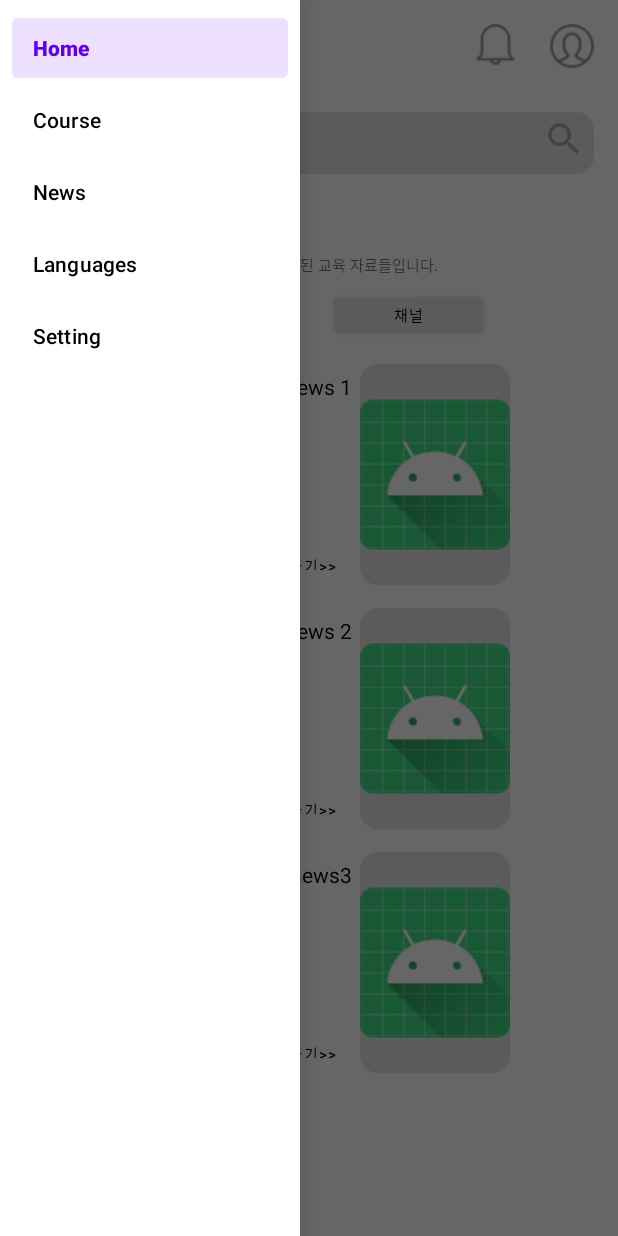
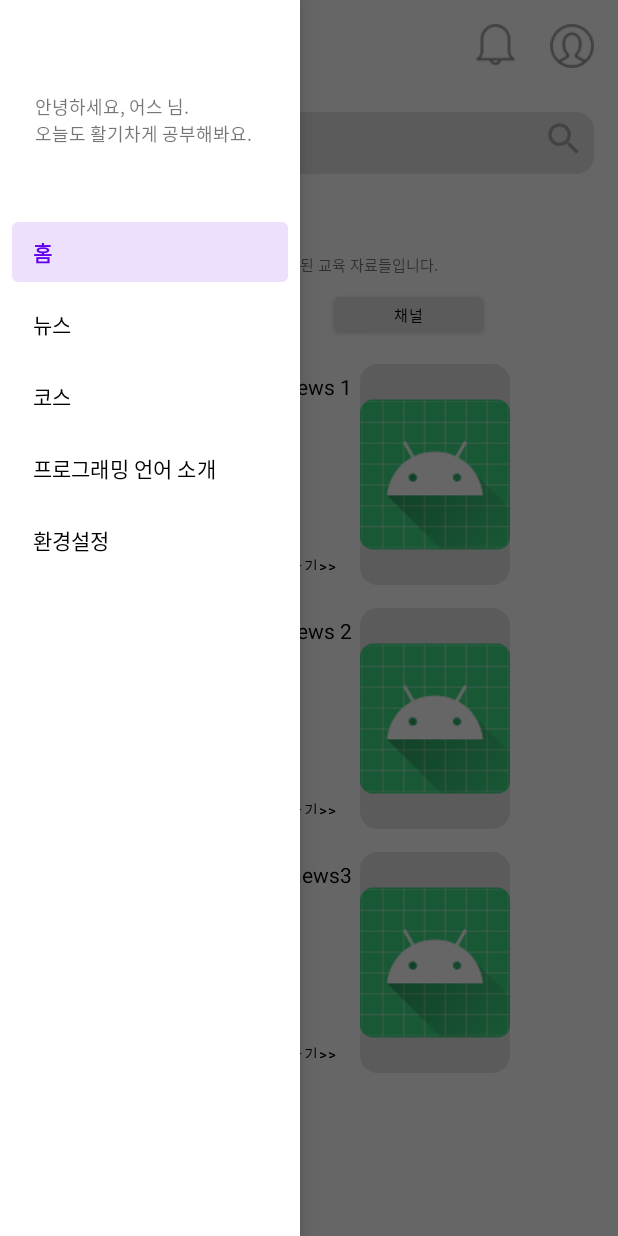
Before and after one commit to Sae-byeol/Daily_Coding, an Android app: the fragment NewsFragment placed in its activity, with the side drawer open, on a phone screen of 412 x 824 dp. Run offline under Robolectric (Android 15) with nearby library versions, the phone set to English and light mode, and no system bars; libraries missing offline, so code that uses them is left out: com.github.mikephil.charting; 86 statements that could not run were skipped.

Commit message:
drawer header

```diff
--- a/app/build.gradle
+++ b/app/build.gradle
@@ -35,6 +35,10 @@ dependencies {
     implementation 'androidx.constraintlayout:constraintlayout:2.0.4'
     implementation 'androidx.legacy:legacy-support-v4:1.0.0'
     implementation 'androidx.recyclerview:recyclerview:1.1.0'
+    implementation 'androidx.navigation:navigation-fragment:2.3.2'
+    implementation 'androidx.navigation:navigation-ui:2.3.2'
+    implementation 'androidx.lifecycle:lifecycle-livedata-ktx:2.2.0'
+    implementation 'androidx.lifecycle:lifecycle-viewmodel-ktx:2.2.0'
     testImplementation 'junit:junit:4.+'
     androidTestImplementation 'androidx.test.ext:junit:1.1.2'
     androidTestImplementation 'androidx.test.espresso:espresso-core:3.3.0'
--- a/app/src/main/AndroidManifest.xml
+++ b/app/src/main/AndroidManifest.xml
@@ -9,7 +9,7 @@
         android:roundIcon="@mipmap/ic_launcher_round"
         android:supportsRtl="true"
         android:theme="@style/Theme.DailyCoding">
-        <activity android:name="com.example.dailycoding.ui.MainActivity">
+        <activity android:name=".ui.MainActivity">
             <intent-filter>
                 <action android:name="android.intent.action.MAIN" />
 
--- a/app/src/main/java/com/example/dailycoding/ui/HomeFragment.java
+++ b/app/src/main/java/com/example/dailycoding/ui/HomeFragment.java
@@ -43,6 +43,10 @@ public class HomeFragment extends Fragment {
     private ArrayList<String> data;
 
     private TextView tv_toplate;
+
+    public static HomeFragment newInstance() {
+        return new HomeFragment();
+    }
 
     @Override
     public View onCreateView(LayoutInflater inflater, ViewGroup container,
--- a/app/src/main/java/com/example/dailycoding/ui/MainActivity.java
+++ b/app/src/main/java/com/example/dailycoding/ui/MainActivity.java
@@ -10,6 +10,7 @@ import androidx.fragment.app.FragmentTransaction;
 
 import android.os.Bundle;
 import android.util.Log;
+import android.view.LayoutInflater;
 import android.view.MenuItem;
 import android.view.View;
 import android.widget.Button;
@@ -24,6 +25,7 @@ public class MainActivity extends AppCompatActivity {
     private ImageButton btnMenu;
     private DrawerLayout drawerLayout;
     private NavigationView navigationView;
+    private View header;
 
     @Override
     protected void onCreate(Bundle savedInstanceState) {
@@ -32,6 +34,7 @@ public class MainActivity extends AppCompatActivity {
 
         init();
         setListener();
+
     }
 
     private void init() {
@@ -39,6 +42,8 @@ public class MainActivity extends AppCompatActivity {
         drawerLayout = findViewById(R.id.main_drawerlayout);
         navigationView = findViewById(R.id.main_navigation);
         navigationView.setItemIconTintList(null);
+        header = LayoutInflater.from(this).inflate(R.layout.navigationview_header, null);
+        navigationView.addHeaderView(header);
 
         FragmentManager fm = getSupportFragmentManager();
         FragmentTransaction fragmentTransaction = fm.beginTransaction();
@@ -69,14 +74,16 @@ public class MainActivity extends AppCompatActivity {
             public boolean onNavigationItemSelected(@NonNull MenuItem item) {
                 switch (item.getItemId()) {
                     case R.id.drawer_home:
-                        Toast.makeText(getApplicationContext(), "test", Toast.LENGTH_SHORT).show();
-                        break;
-
-                    case R.id.drawer_news:
-                        replaceFragment(NewsFragment.newInstance());
+                        replaceFragment(HomeFragment.newInstance());
+                        drawerLayout.closeDrawer(GravityCompat.START);
                         break;
                     case R.id.drawer_course:
                         replaceFragment(CourseFragment.newInstance());
+                        drawerLayout.closeDrawer(GravityCompat.START);
+                        break;
+                    case R.id.drawer_news:
+                        replaceFragment(NewsFragment.newInstance());
+                        drawerLayout.closeDrawer(GravityCompat.START);
                         break;
                 }
                 return false;
--- a/app/src/main/res/layout/navigationview.xml
+++ b/app/src/main/res/layout/navigationview.xml
@@ -2,14 +2,14 @@
 <androidx.drawerlayout.widget.DrawerLayout
     android:id="@+id/drawerLayout"
     xmlns:android="http://schemas.android.com/apk/res/android"
-    android:layout_width="match_parent"
+    android:layout_width="200dp"
     android:layout_height="match_parent"
     xmlns:app="http://schemas.android.com/apk/res-auto">
 
     <com.google.android.material.navigation.NavigationView
         android:id="@+id/navView"
         android:layout_gravity="start"
-        android:layout_width="wrap_content"
+        android:layout_width="200dp"
         android:layout_height="match_parent"
         app:menu="@menu/navigation_drawer"/>
 
--- /dev/null
+++ b/app/src/main/res/layout/navigationview_header.xml
@@ -0,0 +1,34 @@
+<?xml version="1.0" encoding="utf-8"?>
+<androidx.constraintlayout.widget.ConstraintLayout
+    xmlns:android="http://schemas.android.com/apk/res/android"
+    xmlns:app="http://schemas.android.com/apk/res-auto"
+    xmlns:tools="http://schemas.android.com/tools"
+    android:layout_width="match_parent"
+    android:layout_height="150dp">
+
+    <TextView
+        android:id="@+id/nav_header_textview1"
+        android:layout_width="wrap_content"
+        android:layout_height="wrap_content"
+        android:layout_marginStart="23dp"
+        android:fontFamily="@font/robotoregular"
+        android:text="@string/greeting01"
+        android:textFontWeight="500"
+        android:textSize="12sp"
+        app:layout_constraintBottom_toTopOf="@+id/nav_header_textview2"
+        app:layout_constraintStart_toStartOf="parent" />
+
+    <TextView
+        android:id="@+id/nav_header_textview2"
+        android:layout_width="wrap_content"
+        android:layout_height="wrap_content"
+        android:layout_marginTop="80dp"
+        android:layout_marginBottom="38dp"
+        android:fontFamily="@font/robotoregular"
+        android:text="@string/greeting02"
+        android:textFontWeight="500"
+        android:textSize="12sp"
+        app:layout_constraintBottom_toBottomOf="parent"
+        app:layout_constraintStart_toStartOf="@+id/nav_header_textview1"
+        app:layout_constraintTop_toTopOf="parent" />
+</androidx.constraintlayout.widget.ConstraintLayout>
--- a/app/src/main/res/layout/spinner_item.xml
+++ b/app/src/main/res/layout/spinner_item.xml
@@ -24,7 +24,7 @@
     </LinearLayout>
 
     <ImageView
-        android:src="@drawable/arrow_down"
+        android:src="@drawable/ic_down_arrow"
         android:layout_marginStart="5dp"
         android:scaleType="centerInside"
         android:layout_width="12dp"
--- a/app/src/main/res/menu/navigation_drawer.xml
+++ b/app/src/main/res/menu/navigation_drawer.xml
@@ -9,10 +9,10 @@
             android:title="@string/home"
             android:checked="true" />
         <item
-            android:id="@+id/drawer_course"
+            android:id="@+id/drawer_news"
             android:title="@string/course" />
         <item
-            android:id="@+id/drawer_news"
+            android:id="@+id/drawer_course"
             android:title="@string/news" />
         <item
             android:id="@+id/drawer_languages"
--- a/app/src/main/res/values/strings.xml
+++ b/app/src/main/res/values/strings.xml
@@ -11,11 +11,14 @@
     <string name="hottest">실시간 인기글</string>
 
     <!-- Navigation Drawer -->
-    <string name="home">Home</string>
-    <string name="course">Course</string>
-    <string name="news">News</string>
-    <string name="languages">Languages</string>
-    <string name="setting">Setting</string>
+    <string name="home">홈</string>
+    <string name="course">뉴스</string>
+    <string name="news">코스</string>
+    <string name="languages">프로그래밍 언어 소개</string>
+    <string name="setting">환경설정</string>
+    <string name="greeting01">안녕하세요, 어스 님.</string>
+    <string name="greeting02">오늘도 활기차게 공부해봐요.</string>
+
     <!-- TODO: Remove or change this placeholder text -->
     <string name="hello_blank_fragment">Hello blank fragment</string>
     <string name="search">검색어를 입력하세요</string>
@@ -27,4 +30,15 @@
     <string name="news_item_context">context</string>
     <string name="news_item_review">review</string>
     <string name="news_item_btn"><![CDATA[커리큘럼 보러가기>>]]></string>
+    <string name="title_activity_main2">MainActivity</string>
+    <string name="navigation_drawer_open">Open navigation drawer</string>
+    <string name="navigation_drawer_close">Close navigation drawer</string>
+    <string name="nav_header_title">Android Studio</string>
+    <string name="nav_header_subtitle">android.studio@android.com</string>
+    <string name="nav_header_desc">Navigation header</string>
+    <string name="action_settings">Settings</string>
+
+    <string name="menu_home">Home</string>
+    <string name="menu_gallery">Gallery</string>
+    <string name="menu_slideshow">Slideshow</string>
 </resources>
```
Also changed, not shown: app/src/main/res/drawable/ic_menu_camera.xml (added, +12 -0 lines), app/src/main/res/drawable/ic_menu_gallery.xml (added, +9 -0 lines), app/src/main/res/drawable/ic_menu_slideshow.xml (added, +9 -0 lines), app/src/main/res/drawable/side_nav_bar.xml (added, +9 -0 lines), app/src/main/res/layout/nav_header_main.xml (added, +35 -0 lines), app/src/main/res/values/dimens.xml (added, +8 -0 lines), app/src/main/res/values/themes.xml (+9 -0 lines).
